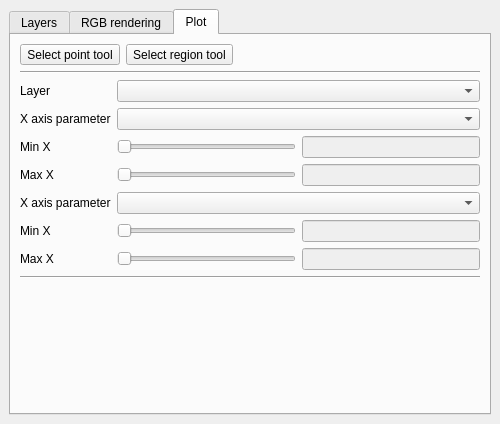
Qt form datacubeplugin/ui/datacubewidget.ui (planetfederal/qgis-datacube-plugin) before a commit.
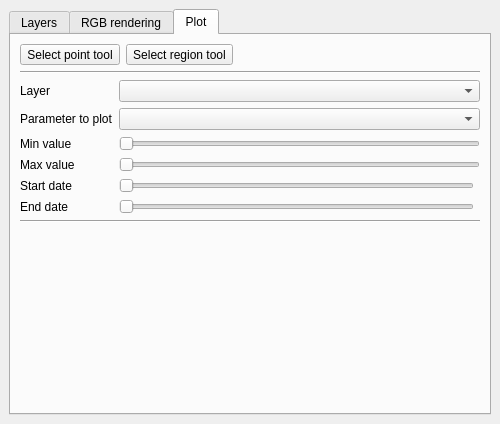
The same form after that commit. The open tabs and pages were chosen to show the change.

Patch:
```diff
--- a/datacubeplugin/ui/datacubewidget.ui
+++ b/datacubeplugin/ui/datacubewidget.ui
@@ -124,7 +124,7 @@
         <item row="3" column="0">
          <widget class="QLabel" name="label_6">
           <property name="text">
-           <string>X axis parameter</string>
+           <string>Parameter to plot</string>
           </property>
          </widget>
         </item>
@@ -135,7 +135,7 @@
           </property>
          </widget>
         </item>
-        <item row="17" column="1">
+        <item row="16" column="1">
          <spacer name="verticalSpacer_2">
           <property name="orientation">
            <enum>Qt::Vertical</enum>
@@ -191,7 +191,7 @@
         <item row="3" column="1" colspan="2">
          <widget class="QComboBox" name="comboParameterToPlotX"/>
         </item>
-        <item row="16" column="0" colspan="3">
+        <item row="15" column="0" colspan="3">
          <widget class="Line" name="line_3">
           <property name="orientation">
            <enum>Qt::Horizontal</enum>
@@ -211,95 +211,60 @@
         <item row="4" column="0">
          <widget class="QLabel" name="label_7">
           <property name="text">
-           <string>Min X</string>
+           <string>Min value</string>
           </property>
          </widget>
         </item>
-        <item row="5" column="1">
-         <widget class="QSlider" name="sliderMaxX">
+        <item row="5" column="1" colspan="2">
+         <widget class="QSlider" name="sliderMaxY">
           <property name="orientation">
            <enum>Qt::Horizontal</enum>
           </property>
          </widget>
         </item>
-        <item row="5" column="2">
-         <widget class="QLineEdit" name="txtMaxX">
-          <property name="enabled">
-           <bool>false</bool>
-          </property>
-         </widget>
-        </item>
-        <item row="4" column="1">
-         <widget class="QSlider" name="sliderMinX">
-          <property name="orientation">
-           <enum>Qt::Horizontal</enum>
-          </property>
-          <property name="tickPosition">
-           <enum>QSlider::NoTicks</enum>
-          </property>
-         </widget>
-        </item>
         <item row="5" column="0">
          <widget class="QLabel" name="label_8">
           <property name="text">
-           <string>Max X</string>
+           <string>Max value</string>
           </property>
          </widget>
         </item>
-        <item row="4" column="2">
-         <widget class="QLineEdit" name="txtMinX">
-          <property name="enabled">
-           <bool>false</bool>
+        <item row="4" column="1" colspan="2">
+         <widget class="QSlider" name="sliderMinX">
+          <property name="orientation">
+           <enum>Qt::Horizontal</enum>
           </property>
+          <property name="tickPosition">
+           <enum>QSlider::NoTicks</enum>
+          </property>
          </widget>
         </item>
-        <item row="11" column="0">
+        <item row="10" column="0">
          <widget class="QLabel" name="label_9">
           <property name="text">
-           <string>Max X</string>
+           <string>End date</string>
           </property>
          </widget>
         </item>
-        <item row="11" column="2">
-         <widget class="QLineEdit" name="txtMaxY">
-          <property name="enabled">
-           <bool>false</bool>
+        <item row="10" column="1">
+         <widget class="QSlider" name="sliderEndDate">
+          <property name="orientation">
+           <enum>Qt::Horizontal</enum>
           </property>
-         </widget>
-        </item>
-        <item row="7" column="1" colspan="2">
-         <widget class="QComboBox" name="comboParameterToPlotY"/>
-        </item>
-        <item row="9" column="2">
-         <widget class="QLineEdit" name="txtMinY">
-          <property name="enabled">
-           <bool>false</bool>
+          <property name="tickPosition">
+           <enum>QSlider::NoTicks</enum>
           </property>
          </widget>
         </item>
-        <item row="9" column="0">
+        <item row="8" column="0">
          <widget class="QLabel" name="label_10">
           <property name="text">
-           <string>Min X</string>
+           <string>Start date</string>
           </property>
          </widget>
         </item>
-        <item row="9" column="1">
-         <widget class="QSlider" name="sliderMinY">
-          <property name="orientation">
-           <enum>Qt::Horizontal</enum>
-          </property>
-         </widget>
-        </item>
-        <item row="7" column="0">
-         <widget class="QLabel" name="label_11">
-          <property name="text">
-           <string>X axis parameter</string>
-          </property>
-         </widget>
-        </item>
-        <item row="11" column="1">
-         <widget class="QSlider" name="sliderMaxY">
+        <item row="8" column="1">
+         <widget class="QSlider" name="sliderStartDate">
           <property name="orientation">
            <enum>Qt::Horizontal</enum>
           </property>
```
Left out of the diff: 2 changed lines with no effect on the pictures.
